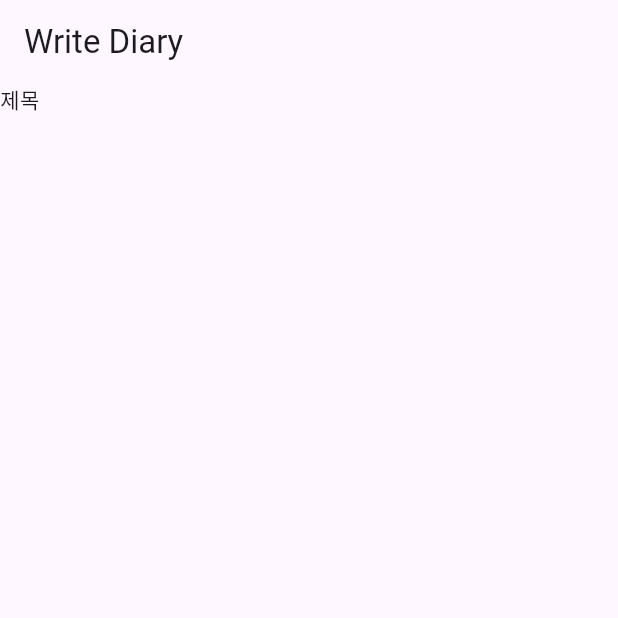
After one commit to pyowonsik/me, a Flutter app: the screen it shows after launch, after a tap on the "edit" icon, on a phone screen of 412 x 824 dp, the top half of it. The commit adds this screen. Run offline on Flutter 3.47's test engine with Material 3 defaults, Android fonts, the phone set to English and light mode, and no system bars; our stand-ins replace flutter_riverpod, freezed_annotation, go_router.

Commit message:
feat : diary 구성

```diff
--- /dev/null
+++ b/lib/src/common/layout/default_layout.dart
@@ -0,0 +1,16 @@
+import 'package:flutter/material.dart';
+
+class DefaultLayout extends StatelessWidget {
+  const DefaultLayout({super.key, required this.title, required this.body});
+  final String title;
+  final Widget body;
+  @override
+  Widget build(BuildContext context) {
+    return Scaffold(
+      appBar: AppBar(
+        title: Text(title),
+      ),
+      body: body,
+    );
+  }
+}
--- /dev/null
+++ b/lib/src/diary/model/diary.dart
@@ -0,0 +1,15 @@
+import 'package:freezed_annotation/freezed_annotation.dart';
+
+part 'diary.freezed.dart';
+part 'diary.g.dart';
+
+@freezed
+class Diary with _$Diary {
+  factory Diary({
+    required String name,
+    required String date,
+    required String content,
+  }) = _Diary;
+
+  factory Diary.fromJson(Map<String, dynamic> json) => _$DiaryFromJson(json);
+}
--- a/lib/src/diary/view/diary.dart
+++ b/lib/src/diary/view/diary.dart
@@ -1 +1,17 @@
 // 다이어리 리스트
+import 'package:flutter/material.dart';
+import 'package:me/src/common/layout/default_layout.dart';
+
+class Diary extends StatelessWidget {
+  const Diary({super.key});
+
+  @override
+  Widget build(BuildContext context) {
+    return DefaultLayout(
+      title: 'Diary',
+      body: Column(
+        children: [],
+      ),
+    );
+  }
+}
--- a/lib/src/diary/view/write_diary.dart
+++ b/lib/src/diary/view/write_diary.dart
@@ -2,16 +2,17 @@
 
 import 'package:flutter/material.dart';
 import 'package:flutter_riverpod/flutter_riverpod.dart';
+import 'package:me/src/common/layout/default_layout.dart';
 
 class WriteDiary extends ConsumerWidget {
   const WriteDiary({super.key});
 
   @override
   Widget build(BuildContext context, WidgetRef ref) {
-    return Scaffold(
-      body: Center(
-        child: Text('Write Diary'),
-      ),
-    );
+    return DefaultLayout(
+        title: 'Write Diary',
+        body: Column(
+          children: [Text('제목')],
+        ));
   }
 }
```
Also changed, not shown: lib/src/diary/view/read_diary.dart (+16 -0 lines), pubspec.yaml (+17 -15 lines), lib/src/diary/model/diary.freezed.dart (added), lib/src/diary/model/diary.g.dart (added).
